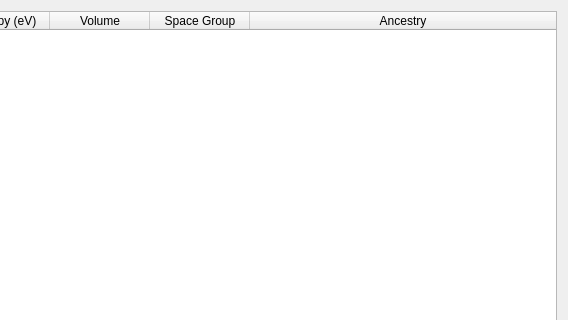
Above: src/gapc/ui/tab_progress.ui from xtalopt/XtalOpt before the change; both pictures show x 562 to 1130 and y 0 to 320 of the 1130 by 597 pixel window. Below: the same form after it.
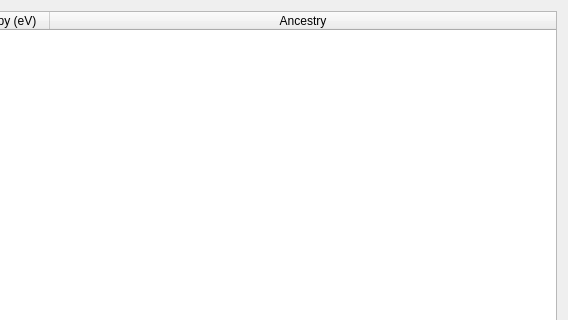
That is the form after the change.

```diff
--- a/src/gapc/ui/tab_progress.ui
+++ b/src/gapc/ui/tab_progress.ui
@@ -64,16 +64,6 @@
        <string>Enthalpy (eV)</string>
       </property>
      </column>
-     <column>
-      <property name="text">
-       <string>Volume</string>
-      </property>
-     </column>
-     <column>
-      <property name="text">
-       <string>Space Group</string>
-      </property>
-     </column>
      <column>
       <property name="text">
        <string>Ancestry</string>
```
Left out of the diff: 3 changed lines with no effect on the pictures.
